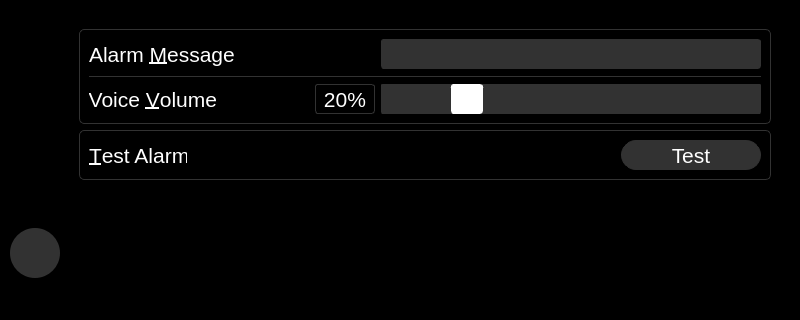
The window that qt_design/main_window.ui (zyl120/Naloxone_Safety_Kit) describes before a commit, drawn with Qt 5; both pictures show x 0 to 800 and y 0 to 320 of the 800 by 480 pixel window.
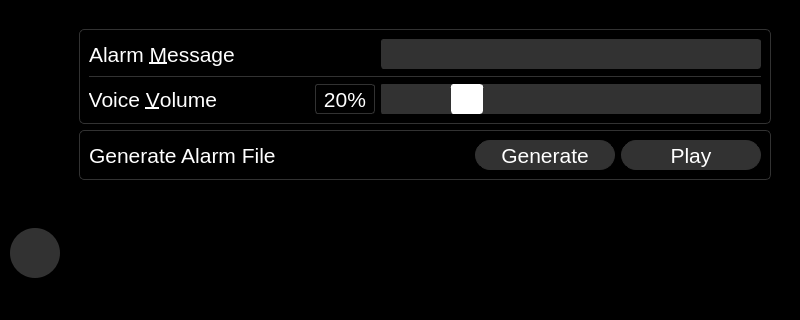
The same window after the commit. The open tabs and pages were chosen to show the change. Icons and pictures are not drawn.

Commit message: complete the alarm file generation

```diff
--- a/qt_design/main_window.ui
+++ b/qt_design/main_window.ui
@@ -1036,7 +1036,7 @@
            <enum>QTabWidget::Rounded</enum>
           </property>
           <property name="currentIndex">
-           <number>6</number>
+           <number>4</number>
           </property>
           <property name="iconSize">
            <size>
@@ -2255,9 +2255,9 @@
                  </widget>
                 </item>
                 <item>
-                 <widget class="QFrame" name="frame_18">
+                 <widget class="QFrame" name="frame_2">
                   <property name="styleSheet">
-                   <string notr="true">QWidget#frame_18{border-radius: 5px;border-color:rgb(50,50,50);border-width: 1px;border-style: solid;}</string>
+                   <string notr="true">QWidget#frame_2{border-radius: 5px;border-color:rgb(50,50,50);border-width: 1px;border-style: solid;}</string>
                   </property>
                   <property name="frameShape">
                    <enum>QFrame::StyledPanel</enum>
@@ -2265,11 +2265,11 @@
                   <property name="frameShadow">
                    <enum>QFrame::Raised</enum>
                   </property>
-                  <layout class="QVBoxLayout" name="verticalLayout_26">
+                  <layout class="QVBoxLayout" name="verticalLayout_13">
                    <item>
-                    <layout class="QHBoxLayout" name="horizontalLayout_38">
+                    <layout class="QHBoxLayout" name="horizontalLayout_13">
                      <item>
-                      <widget class="QLabel" name="label_24">
+                      <widget class="QLabel" name="label_3">
                        <property name="font">
                         <font>
                          <pointsize>16</pointsize>
@@ -2279,15 +2279,12 @@
                         <string notr="true">color:white</string>
                        </property>
                        <property name="text">
-                        <string>&amp;Test Alarm</string>
-                       </property>
-                       <property name="buddy">
-                        <cstring>test_alarm_pushbutton</cstring>
+                        <string>Generate Alarm File</string>
                        </property>
                       </widget>
                      </item>
                      <item>
-                      <spacer name="horizontalSpacer_38">
+                      <spacer name="horizontalSpacer_4">
                        <property name="orientation">
                         <enum>Qt::Horizontal</enum>
                        </property>
@@ -2299,8 +2296,48 @@
                        </property>
                       </spacer>
                      </item>
+                     <item>
+                      <widget class="QPushButton" name="generate_pushbutton">
+                       <property name="sizePolicy">
+                        <sizepolicy hsizetype="Fixed" vsizetype="Fixed">
+                         <horstretch>0</horstretch>
+                         <verstretch>0</verstretch>
+                        </sizepolicy>
+                       </property>
+                       <property name="minimumSize">
+                        <size>
+                         <width>140</width>
+                         <height>30</height>
+                        </size>
+                       </property>
+                       <property name="maximumSize">
+                        <size>
+                         <width>140</width>
+                         <height>30</height>
+                        </size>
+                       </property>
+                       <property name="font">
+                        <font>
+                         <pointsize>16</pointsize>
+                        </font>
+                       </property>
+                       <property name="styleSheet">
+                        <string notr="true">QPushButton{color: white; background-color: rgb(50,50,50); border-radius:15px;border-color: rgb(50,50,50);border-width: 1px;border-style: solid;}
+QPushButton:pressed{color: white; background-color: rgb(25,25,25); border-radius:15px;border-color: rgb(25,25,25);border-width: 1px;border-style: solid;}</string>
+                       </property>
+                       <property name="text">
+                        <string>Generate</string>
+                       </property>
+                      </widget>
+                     </item>
                      <item>
                       <widget class="QPushButton" name="test_alarm_pushbutton">
+                       <property name="sizePolicy">
+                        <sizepolicy hsizetype="Fixed" vsizetype="Fixed">
+                         <horstretch>0</horstretch>
+                         <verstretch>0</verstretch>
+                        </sizepolicy>
+                       </property>
                        <property name="minimumSize">
                         <size>
                          <width>140</width>
@@ -2323,7 +2360,7 @@
 QPushButton:pressed{color: white; background-color: rgb(25,25,25); border-radius:15px;border-color: rgb(25,25,25);border-width: 1px;border-style: solid;}</string>
                        </property>
                        <property name="text">
-                        <string>Test</string>
+                        <string>Play</string>
                        </property>
                       </widget>
                      </item>
@@ -2806,9 +2843,9 @@
                <property name="geometry">
                 <rect>
                  <x>0</x>
-                 <y>-335</y>
+                 <y>0</y>
                  <width>696</width>
-                 <height>711</height>
+                 <height>726</height>
                 </rect>
                </property>
                <layout class="QVBoxLayout" name="verticalLayout_39">
@@ -2953,6 +2990,19 @@
                      </item>
                     </layout>
                    </item>
+                   <item>
+                    <widget class="Line" name="line_5">
+                     <property name="styleSheet">
+                      <string notr="true">color:rgb(50,50,50)</string>
+                     </property>
+                     <property name="frameShadow">
+                      <enum>QFrame::Plain</enum>
+                     </property>
+                     <property name="orientation">
+                      <enum>Qt::Horizontal</enum>
+                     </property>
+                    </widget>
+                   </item>
                    <item>
                     <layout class="QHBoxLayout" name="horizontalLayout_39">
                      <item>
```
Left out of the diff: 1 changed line with no effect on the pictures. The commit also changes 3 other files.
